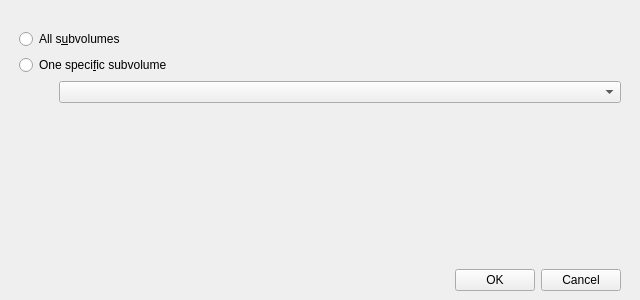
First picture: the form in buttermanager/buttermanager/ui/SnapshotWindow.ui, repository egara/buttermanager, before the edit.
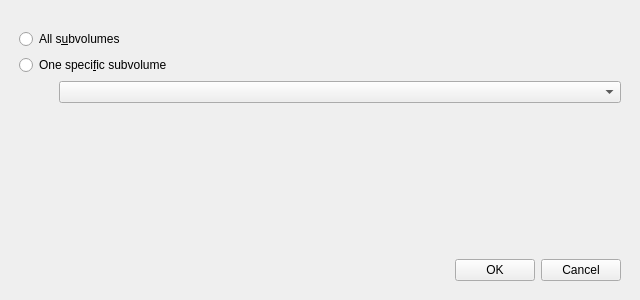
Second picture: the form after the edit.

Commit message: Changin a little bit all the layouts

```diff
--- a/buttermanager/buttermanager/ui/SnapshotWindow.ui
+++ b/buttermanager/buttermanager/ui/SnapshotWindow.ui
@@ -26,6 +26,9 @@
       <property name="rightMargin">
        <number>10</number>
       </property>
+      <property name="bottomMargin">
+       <number>10</number>
+      </property>
       <item>
        <widget class="QRadioButton" name="radiobutton_all_subvolumes">
         <property name="text">
```
The commit also changes 6 other files.
